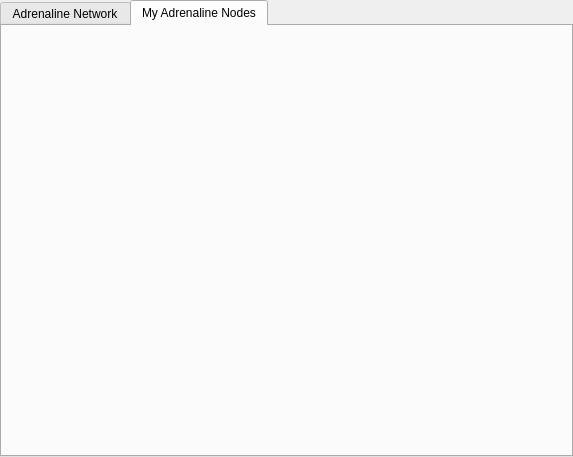
industrialcoinmagic/crave, file src/qt/forms/masternodemanager.ui: the form before one commit.
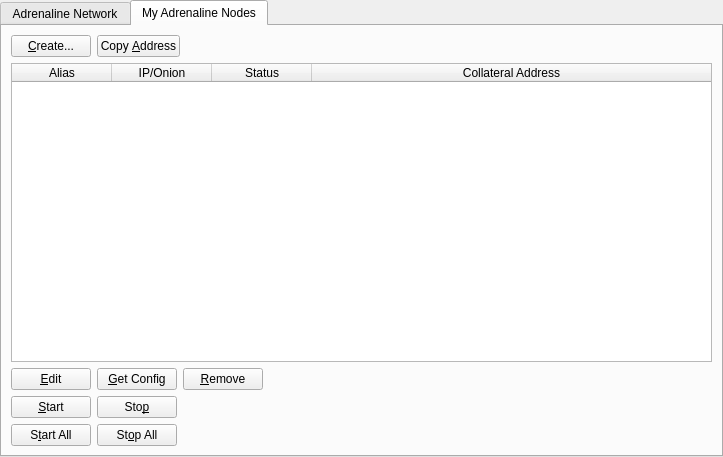
The form after the commit. The open tabs and pages were chosen to show the change.

```diff
--- a/src/qt/forms/masternodemanager.ui
+++ b/src/qt/forms/masternodemanager.ui
@@ -6,7 +6,7 @@
    <rect>
     <x>0</x>
     <y>0</y>
-    <width>573</width>
+    <width>723</width>
     <height>457</height>
    </rect>
   </property>
@@ -93,6 +93,194 @@
         <attribute name="title">
          <string>My Adrenaline Nodes</string>
         </attribute>
+        <layout class="QGridLayout" name="gridLayout_2">
+         <item row="0" column="0">
+          <layout class="QVBoxLayout" name="verticalLayout_2">
+           <property name="bottomMargin">
+            <number>0</number>
+           </property>
+           <item>
+            <layout class="QHBoxLayout" name="horizontalLayout">
+             <item>
+              <widget class="QPushButton" name="createButton">
+               <property name="text">
+                <string>&amp;Create...</string>
+               </property>
+              </widget>
+             </item>
+             <item>
+              <widget class="QPushButton" name="copyAddressButton">
+               <property name="text">
+                <string>Copy &amp;Address</string>
+               </property>
+              </widget>
+             </item>
+             <item>
+              <spacer name="horizontalSpacer">
+               <property name="orientation">
+                <enum>Qt::Horizontal</enum>
+               </property>
+               <property name="sizeHint" stdset="0">
+                <size>
+                 <width>40</width>
+                 <height>20</height>
+                </size>
+               </property>
+              </spacer>
+             </item>
+            </layout>
+           </item>
+           <item>
+            <widget class="QTableWidget" name="tableWidget_2">
+             <property name="editTriggers">
+              <set>QAbstractItemView::NoEditTriggers</set>
+             </property>
+             <property name="alternatingRowColors">
+              <bool>true</bool>
+             </property>
+             <property name="selectionMode">
+              <enum>QAbstractItemView::SingleSelection</enum>
+             </property>
+             <property name="selectionBehavior">
+              <enum>QAbstractItemView::SelectRows</enum>
+             </property>
+             <attribute name="horizontalHeaderStretchLastSection">
+              <bool>true</bool>
+             </attribute>
+             <column>
+              <property name="text">
+               <string>Alias</string>
+              </property>
+             </column>
+             <column>
+              <property name="text">
+               <string>IP/Onion</string>
+              </property>
+             </column>
+             <column>
+              <property name="text">
+               <string>Status</string>
+              </property>
+             </column>
+             <column>
+              <property name="text">
+               <string>Collateral Address</string>
+              </property>
+             </column>
+            </widget>
+           </item>
+           <item>
+            <layout class="QHBoxLayout" name="horizontalLayout_2">
+             <property name="bottomMargin">
+              <number>0</number>
+             </property>
+             <item>
+              <widget class="QPushButton" name="editButton">
+               <property name="text">
+                <string>&amp;Edit</string>
+               </property>
+              </widget>
+             </item>
+             <item>
+              <widget class="QPushButton" name="getConfigButton">
+               <property name="text">
+                <string>&amp;Get Config</string>
+               </property>
+              </widget>
+             </item>
+             <item>
+              <widget class="QPushButton" name="removeButton">
+               <property name="text">
+                <string>&amp;Remove</string>
+               </property>
+              </widget>
+             </item>
+             <item>
+              <spacer name="horizontalSpacer_2">
+               <property name="orientation">
+                <enum>Qt::Horizontal</enum>
+               </property>
+               <property name="sizeHint" stdset="0">
+                <size>
+                 <width>40</width>
+                 <height>20</height>
+                </size>
+               </property>
+              </spacer>
+             </item>
+            </layout>
+           </item>
+           <item>
+            <layout class="QHBoxLayout" name="horizontalLayout_4">
+             <property name="bottomMargin">
+              <number>0</number>
+             </property>
+             <item>
+              <widget class="QPushButton" name="startButton">
+               <property name="text">
+                <string>&amp;Start</string>
+               </property>
+              </widget>
+             </item>
+             <item>
+              <widget class="QPushButton" name="stopButton">
+               <property name="text">
+                <string>Sto&amp;p</string>
+               </property>
+              </widget>
+             </item>
+             <item>
+              <spacer name="horizontalSpacer_4">
+               <property name="orientation">
+                <enum>Qt::Horizontal</enum>
+               </property>
+               <property name="sizeHint" stdset="0">
+                <size>
+                 <width>40</width>
+                 <height>20</height>
+                </size>
+               </property>
+              </spacer>
+             </item>
+            </layout>
+           </item>
+           <item>
+            <layout class="QHBoxLayout" name="horizontalLayout_5">
+             <property name="bottomMargin">
+              <number>0</number>
+             </property>
+             <item>
+              <widget class="QPushButton" name="startAllButton">
+               <property name="text">
+                <string>S&amp;tart All</string>
+               </property>
+              </widget>
+             </item>
+             <item>
+              <widget class="QPushButton" name="stopAllButton">
+               <property name="text">
+                <string>St&amp;op All</string>
+               </property>
+              </widget>
+             </item>
+             <item>
+              <spacer name="horizontalSpacer_5">
+               <property name="orientation">
+                <enum>Qt::Horizontal</enum>
+               </property>
+               <property name="sizeHint" stdset="0">
+                <size>
+                 <width>40</width>
+                 <height>20</height>
+                </size>
+               </property>
+              </spacer>
+             </item>
+            </layout>
+           </item>
+          </layout>
+         </item>
+        </layout>
        </widget>
       </widget>
      </item>
```
Left out of the diff: 36 changed lines with no effect on the pictures.
